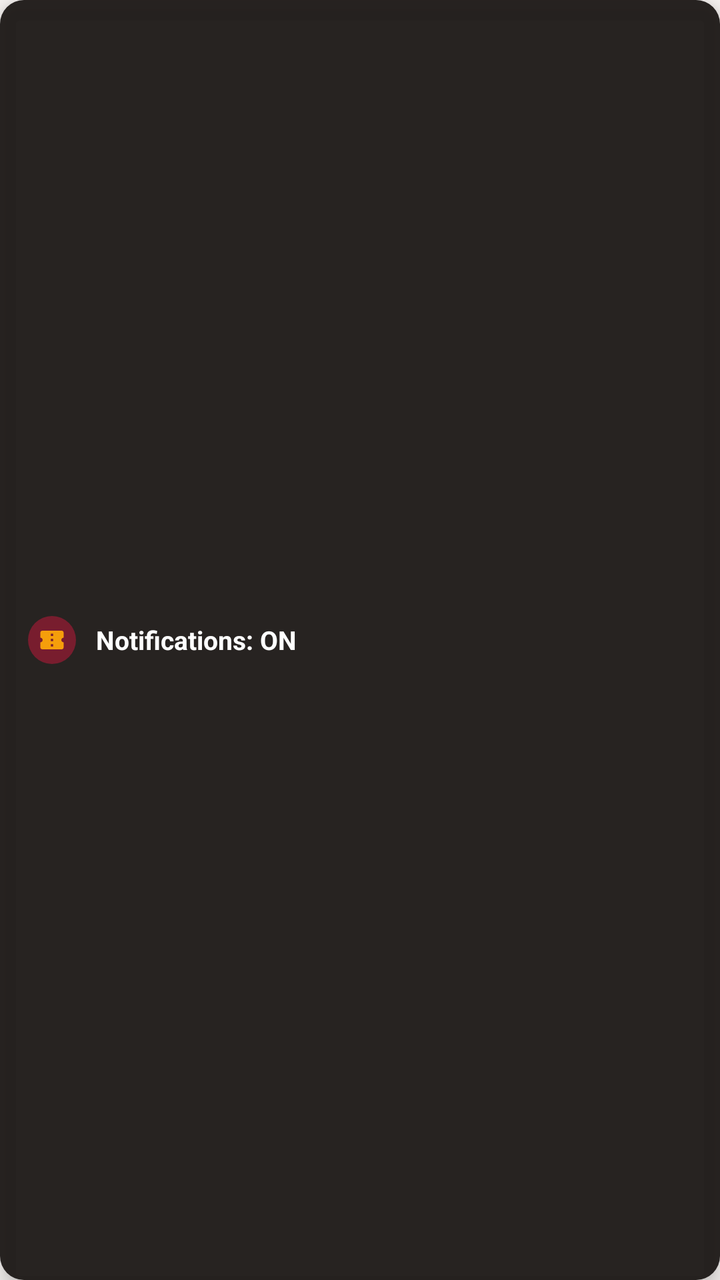
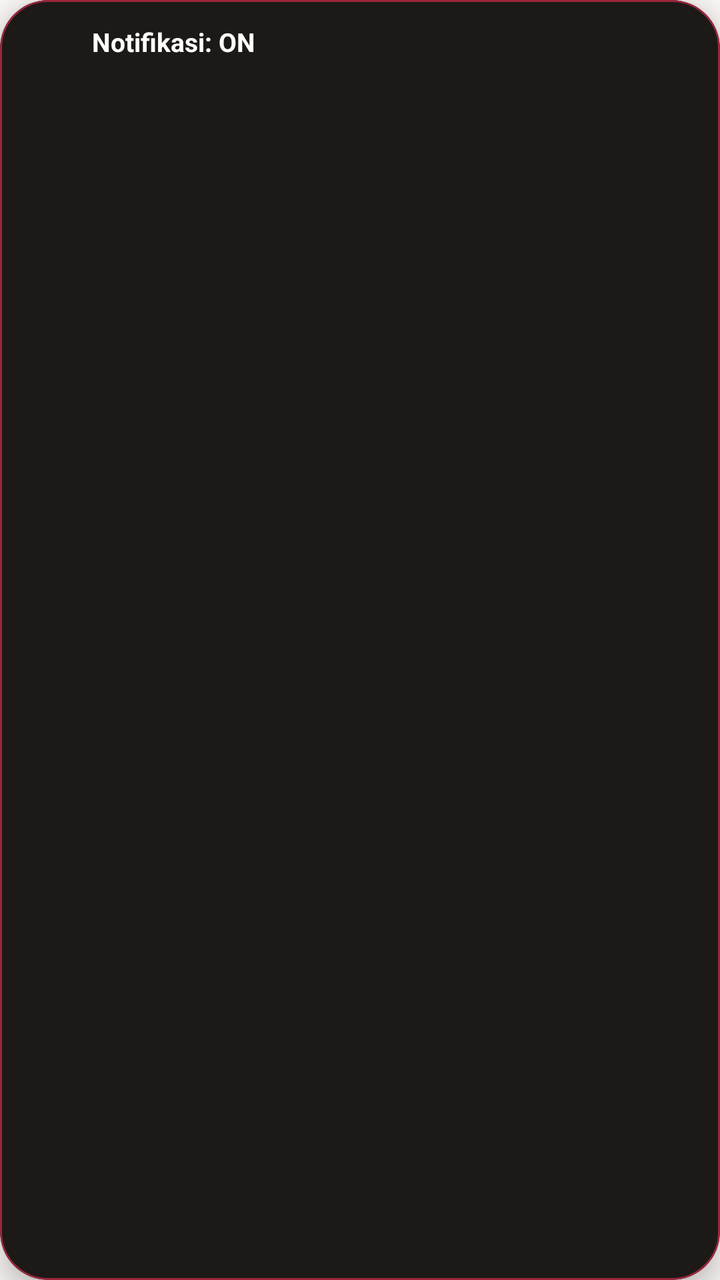

Before-and-after screenshots of an Android layout around one commit, followed by the original layout XML and the change that was made.
<!-- AndroidManifest.xml: application theme Theme.ApkBookingFIlm -->
<!-- res/layout/view_app_toast.xml -->
<?xml version="1.0" encoding="utf-8"?>
<LinearLayout xmlns:android="http://schemas.android.com/apk/res/android"
    xmlns:app="http://schemas.android.com/apk/res-auto"
    android:layout_width="wrap_content"
    android:layout_height="wrap_content"
    android:background="@drawable/bg_chip_selected"
    android:backgroundTint="#F21D1917"
    android:elevation="6dp"
    android:gravity="center_vertical"
    android:orientation="horizontal"
    android:paddingHorizontal="14dp"
    android:paddingVertical="10dp">

    <FrameLayout
        android:layout_width="24dp"
        android:layout_height="24dp"
        android:background="@drawable/bg_circle_avatar"
        android:backgroundTint="@color/maroon_primary">

        <ImageView
            android:layout_width="14dp"
            android:layout_height="14dp"
            android:layout_gravity="center"
            android:src="@drawable/ic_ticket"
            app:tint="@color/gold_star" />
    </FrameLayout>

    <TextView
        android:id="@+id/tvAppToastMessage"
        android:layout_width="wrap_content"
        android:layout_height="wrap_content"
        android:layout_marginStart="10dp"
        android:maxWidth="260dp"
        android:text="Notifications: ON"
        android:textColor="@color/white"
        android:textSize="13sp"
        android:textStyle="bold" />
</LinearLayout>
<!-- resources referenced by this layout -->
<resources>
  <color name="gold_star">#F59E0B</color>
  <!-- drawable bg_chip_selected (drawable) -->
  <?xml version="1.0" encoding="utf-8"?>
  <shape xmlns:android="http://schemas.android.com/apk/res/android"
      android:shape="rectangle">
      <solid android:color="@color/maroon_primary" />
      <corners android:radius="12dp" />
  </shape>
  <!-- drawable bg_circle_avatar (drawable) -->
  <?xml version="1.0" encoding="utf-8"?>
  <shape xmlns:android="http://schemas.android.com/apk/res/android"
      android:shape="oval">
      <solid android:color="@color/maroon_primary" />
  </shape>
  <!-- drawable ic_ticket (drawable) -->
  <vector xmlns:android="http://schemas.android.com/apk/res/android"
      android:width="24dp"
      android:height="24dp"
      android:viewportWidth="24"
      android:viewportHeight="24">
    <path
        android:fillColor="@color/maroon_primary"
        android:pathData="M22,10V6a2,2 0 0,0 -2,-2H4a2,2 0 0,0 -2,2v4c1.1,0 2,0.9 2,2s-0.9,2 -2,2v4a2,2 0 0,0 2,2h16a2,2 0 0,0 2,-2v-4c-1.1,0 -2,-0.9 -2,-2s0.9,-2 2,-2zm-9,7.5h-2v-2h2v2zm0,-4.5h-2v-2h2v2zm0,-4.5h-2v-2h2v2z"/>
  </vector>
  <style name="Base.Theme.ApkBookingFIlm" parent="Theme.Material3.Light.NoActionBar">
          <item name="colorPrimary">@color/maroon_primary</item>
          <item name="colorPrimaryDark">@color/maroon_dark</item>
          <item name="colorSecondary">@color/maroon_light</item>
          <item name="android:windowBackground">@color/bg_cream</item>
          <item name="android:statusBarColor">@color/bg_cream</item>
          <item name="android:windowLightStatusBar">true</item>
          <item name="android:navigationBarColor">@color/bg_white</item>
      </style>
  <!-- unchanged entries left out for length: 7 -->
</resources>

<!-- the commit's change to res/layout/view_app_toast.xml (unified diff, before → after) -->
@@ -1,38 +1,39 @@
 <?xml version="1.0" encoding="utf-8"?>
-<LinearLayout xmlns:android="http://schemas.android.com/apk/res/android"
+<com.google.android.material.card.MaterialCardView xmlns:android="http://schemas.android.com/apk/res/android"
     xmlns:app="http://schemas.android.com/apk/res-auto"
     android:layout_width="wrap_content"
     android:layout_height="wrap_content"
-    android:background="@drawable/bg_chip_selected"
-    android:backgroundTint="#F21D1917"
-    android:elevation="6dp"
-    android:gravity="center_vertical"
-    android:orientation="horizontal"
-    android:paddingHorizontal="14dp"
-    android:paddingVertical="10dp">
+    app:cardBackgroundColor="@color/text_primary"
+    app:cardCornerRadius="24dp"
+    app:cardElevation="8dp"
+    app:strokeColor="@color/maroon_light"
+    app:strokeWidth="1dp">
 
-    <FrameLayout
-        android:layout_width="24dp"
-        android:layout_height="24dp"
-        android:background="@drawable/bg_circle_avatar"
-        android:backgroundTint="@color/maroon_primary">
+    <LinearLayout
+        android:layout_width="wrap_content"
+        android:layout_height="wrap_content"
+        android:gravity="center_vertical"
+        android:orientation="horizontal"
+        android:paddingStart="10dp"
+        android:paddingTop="8dp"
+        android:paddingEnd="16dp"
+        android:paddingBottom="8dp">
 
         <ImageView
-            android:layout_width="14dp"
-            android:layout_height="14dp"
-            android:layout_gravity="center"
-            android:src="@drawable/ic_ticket"
-            app:tint="@color/gold_star" />
-    </FrameLayout>
+            android:id="@+id/ivAppToastLogo"
+            android:layout_width="26dp"
+            android:layout_height="26dp"
+            android:src="@mipmap/ic_launcher_round" />
 
-    <TextView
-        android:id="@+id/tvAppToastMessage"
-        android:layout_width="wrap_content"
-        android:layout_height="wrap_content"
-        android:layout_marginStart="10dp"
-        android:maxWidth="260dp"
-        android:text="Notifications: ON"
-        android:textColor="@color/white"
-        android:textSize="13sp"
-        android:textStyle="bold" />
-</LinearLayout>
+        <TextView
+            android:id="@+id/tvAppToastMessage"
+            android:layout_width="wrap_content"
+            android:layout_height="wrap_content"
+            android:layout_marginStart="10dp"
+            android:maxWidth="250dp"
+            android:text="Notifikasi: ON"
+            android:textColor="@color/white"
+            android:textSize="13sp"
+            android:textStyle="bold" />
+    </LinearLayout>
+</com.google.android.material.card.MaterialCardView>
<!-- resource entries referenced after the edit -->
@@ -1,38 +1,98 @@
 <!-- resources referenced by this layout -->
 <resources>
-  <color name="gold_star">#F59E0B</color>
-  <!-- drawable bg_chip_selected (drawable) -->
+  <color name="text_primary">#1D1917</color>
+  <!-- mipmap ic_launcher_round (mipmap-anydpi-v26) -->
   <?xml version="1.0" encoding="utf-8"?>
-  <shape xmlns:android="http://schemas.android.com/apk/res/android"
-      android:shape="rectangle">
-      <solid android:color="@color/maroon_primary" />
-      <corners android:radius="12dp" />
-  </shape>
-  <!-- drawable bg_circle_avatar (drawable) -->
+  <adaptive-icon xmlns:android="http://schemas.android.com/apk/res/android">
+      <background android:drawable="@drawable/ic_launcher_background" />
+      <foreground android:drawable="@drawable/ic_launcher_foreground" />
+      <monochrome android:drawable="@drawable/ic_launcher_foreground" />
+  </adaptive-icon>
+  <!-- drawable ic_launcher_background (drawable) -->
   <?xml version="1.0" encoding="utf-8"?>
-  <shape xmlns:android="http://schemas.android.com/apk/res/android"
-      android:shape="oval">
-      <solid android:color="@color/maroon_primary" />
-  </shape>
-  <!-- drawable ic_ticket (drawable) -->
   <vector xmlns:android="http://schemas.android.com/apk/res/android"
-      android:width="24dp"
-      android:height="24dp"
-      android:viewportWidth="24"
-      android:viewportHeight="24">
-    <path
-        android:fillColor="@color/maroon_primary"
-        android:pathData="M22,10V6a2,2 0 0,0 -2,-2H4a2,2 0 0,0 -2,2v4c1.1,0 2,0.9 2,2s-0.9,2 -2,2v4a2,2 0 0,0 2,2h16a2,2 0 0,0 2,-2v-4c-1.1,0 -2,-0.9 -2,-2s0.9,-2 2,-2zm-9,7.5h-2v-2h2v2zm0,-4.5h-2v-2h2v2zm0,-4.5h-2v-2h2v2z"/>
+      android:width="108dp"
+      android:height="108dp"
+      android:viewportWidth="108"
+      android:viewportHeight="108">
+      
+      <path
+          android:fillColor="#781D2E"
+          android:pathData="M0,0h108v108h-108z" />
+      <path
+          android:fillColor="#581220"
+          android:pathData="M0,62 L108,34 L108,108 L0,108 Z" />
+      <path
+          android:fillColor="#1AFBF2EC"
+          android:pathData="M54,54m-42,0a42,42 0,1 1,84 0a42,42 0,1 1,-84 0" />
+  </vector>
+  <!-- drawable ic_launcher_foreground (drawable) -->
+  <?xml version="1.0" encoding="utf-8"?>
+  <vector xmlns:android="http://schemas.android.com/apk/res/android"
+      android:width="108dp"
+      android:height="108dp"
+      android:viewportWidth="108"
+      android:viewportHeight="108">
+  
+      <group
+          android:pivotX="54"
+          android:pivotY="54"
+          android:rotation="-14">
+  
+          
+          <path
+              android:fillColor="#40000000"
+              android:pathData="M26,39 C26,36.8 27.8,35 30,35 L78,35 C80.2,35 82,36.8 82,39 L82,48 C79.2,48 77,50.2 77,53 C77,55.8 79.2,58 82,58 L82,69 C82,71.2 80.2,73 78,73 L30,73 C27.8,73 26,71.2 26,69 L26,58 C28.8,58 31,55.8 31,53 C31,50.2 28.8,48 26,48 Z"
+              android:translateY="2.5" />
+  
+          
+          <path
+              android:fillColor="#FBF2EC"
+              android:pathData="M26,37 C26,34.8 27.8,33 30,33 L78,33 C80.2,33 82,34.8 82,37 L82,46 C79.2,46 77,48.2 77,51 C77,53.8 79.2,56 82,56 L82,67 C82,69.2 80.2,71 78,71 L30,71 C27.8,71 26,69.2 26,67 L26,56 C28.8,56 31,53.8 31,51 C31,48.2 28.8,46 26,46 Z" />
+  
+          
+          <path
+              android:fillColor="#F59E0B"
+              android:pathData="M65,33 L78,33 C80.2,33 82,34.8 82,37 L82,46 C79.2,46 77,48.2 77,51 C77,53.8 79.2,56 82,56 L82,67 C82,69.2 80.2,71 78,71 L65,71 Z" />
+  
+          
+          <path
+              android:fillColor="#781D2E"
+              android:pathData="M64.2,36 h1.6 v4 h-1.6 z M64.2,43 h1.6 v4 h-1.6 z M64.2,50 h1.6 v4 h-1.6 z M64.2,57 h1.6 v4 h-1.6 z M64.2,64 h1.6 v4 h-1.6 z" />
+  
+          
+          <path
+              android:fillColor="#781D2E"
+              android:pathData="M46,43.5 L48.2,48.2 L53.3,48.9 L49.6,52.5 L50.5,57.6 L46,55.2 L41.5,57.6 L42.4,52.5 L38.7,48.9 L43.8,48.2 Z" />
+  
+          
+          <path
+              android:fillColor="#581220"
+              android:pathData="M69,44 h6 v2.2 h-6 z M69,49.5 h6 v2.2 h-6 z M69,55 h6 v2.2 h-6 z" />
+      </group>
   </vector>
   <style name="Base.Theme.ApkBookingFIlm" parent="Theme.Material3.Light.NoActionBar">
           <item name="colorPrimary">@color/maroon_primary</item>
           <item name="colorPrimaryDark">@color/maroon_dark</item>
           <item name="colorSecondary">@color/maroon_light</item>
+          <item name="colorSurface">@color/bg_surface</item>
+          <item name="colorOnSurface">@color/text_primary</item>
           <item name="android:windowBackground">@color/bg_cream</item>
           <item name="android:statusBarColor">@color/bg_cream</item>
           <item name="android:windowLightStatusBar">true</item>
           <item name="android:navigationBarColor">@color/bg_white</item>
+          <item name="android:windowLightNavigationBar" tools:targetApi="o_mr1">true</item>
+          <item name="materialAlertDialogTheme">@style/ThemedAlertDialog</item>
       </style>
+  <color name="bg_surface">#FFFFFF</color>
+  <style name="ThemedAlertDialog" parent="ThemeOverlay.Material3.MaterialAlertDialog">
+          <item name="colorSurface">@color/bg_surface</item>
+          <item name="colorPrimary">@color/maroon_primary</item>
+          <item name="colorOnSurface">@color/text_primary</item>
+          <item name="colorOnSurfaceVariant">@color/text_secondary</item>
+          <item name="android:background">@color/bg_surface</item>
+      </style>
+  <color name="text_secondary">#6E6763</color>
   <!-- unchanged entries left out for length: 7 -->
 </resources>
 
